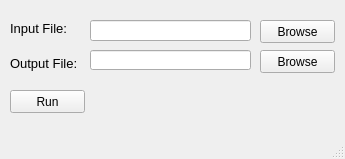
Qt form app/mainwindow.ui (A2va/Vidup) before a commit.
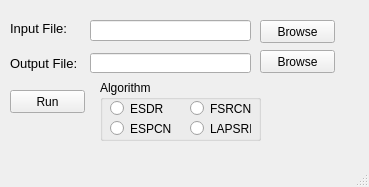
The same form after that commit.

Commit message: ui: Add algorithm selection

The edit to the form file:
```diff
--- a/app/mainwindow.ui
+++ b/app/mainwindow.ui
@@ -6,8 +6,8 @@
    <rect>
     <x>0</x>
     <y>0</y>
-    <width>345</width>
-    <height>159</height>
+    <width>369</width>
+    <height>187</height>
    </rect>
   </property>
   <property name="windowTitle">
@@ -109,12 +109,89 @@
     <property name="geometry">
      <rect>
       <x>90</x>
-      <y>50</y>
+      <y>53</y>
       <width>161</width>
       <height>20</height>
      </rect>
     </property>
    </widget>
+   <widget class="QGroupBox" name="groupBox">
+    <property name="geometry">
+     <rect>
+      <x>100</x>
+      <y>80</y>
+      <width>161</width>
+      <height>61</height>
+     </rect>
+    </property>
+    <property name="title">
+     <string>Algorithm</string>
+    </property>
+    <widget class="QRadioButton" name="radioButton">
+     <property name="geometry">
+      <rect>
+       <x>10</x>
+       <y>20</y>
+       <width>82</width>
+       <height>17</height>
+      </rect>
+     </property>
+     <property name="text">
+      <string>ESDR</string>
+     </property>
+     <attribute name="buttonGroup">
+      <string notr="true">buttonGroup</string>
+     </attribute>
+    </widget>
+    <widget class="QRadioButton" name="radioButton_2">
+     <property name="geometry">
+      <rect>
+       <x>10</x>
+       <y>40</y>
+       <width>82</width>
+       <height>17</height>
+      </rect>
+     </property>
+     <property name="text">
+      <string>ESPCN</string>
+     </property>
+     <attribute name="buttonGroup">
+      <string notr="true">buttonGroup</string>
+     </attribute>
+    </widget>
+    <widget class="QRadioButton" name="radioButton_3">
+     <property name="geometry">
+      <rect>
+       <x>90</x>
+       <y>20</y>
+       <width>61</width>
+       <height>17</height>
+      </rect>
+     </property>
+     <property name="text">
+      <string>FSRCNN</string>
+     </property>
+     <attribute name="buttonGroup">
+      <string notr="true">buttonGroup</string>
+     </attribute>
+    </widget>
+    <widget class="QRadioButton" name="radioButton_4">
+     <property name="geometry">
+      <rect>
+       <x>90</x>
+       <y>40</y>
+       <width>61</width>
+       <height>17</height>
+      </rect>
+     </property>
+     <property name="text">
+      <string>LAPSRN</string>
+     </property>
+     <attribute name="buttonGroup">
+      <string notr="true">buttonGroup</string>
+     </attribute>
+    </widget>
+   </widget>
   </widget>
   <widget class="QMenuBar" name="menubar">
    <property name="geometry">
```
Left out of the diff: 5 changed lines with no effect on the pictures.
